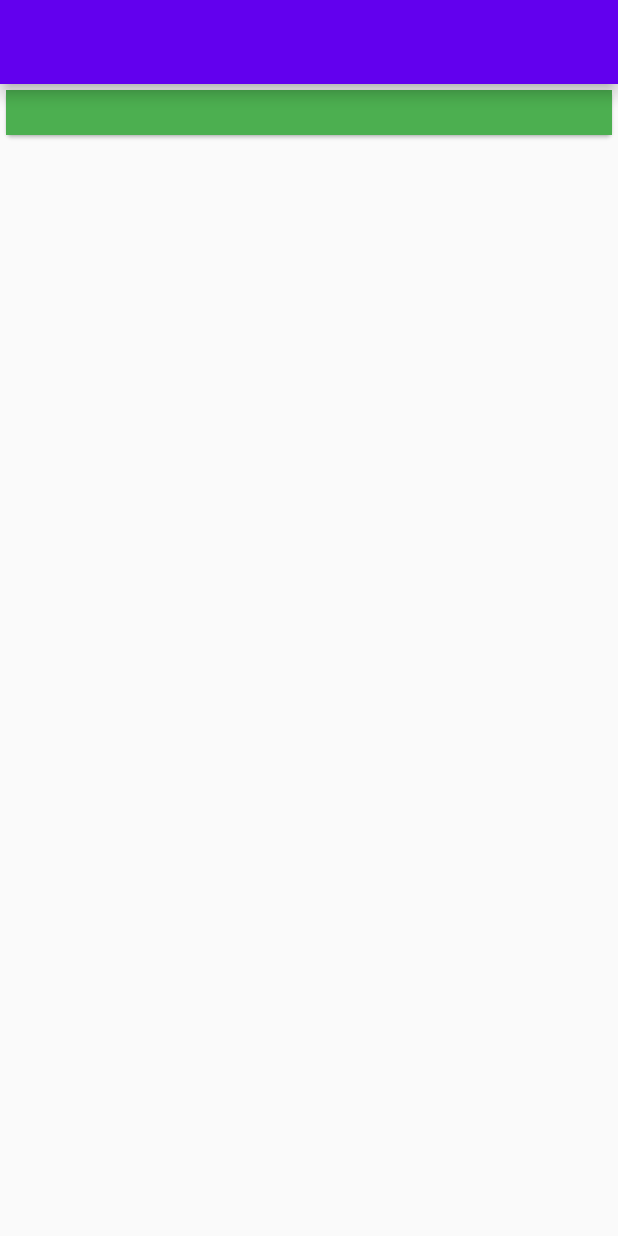
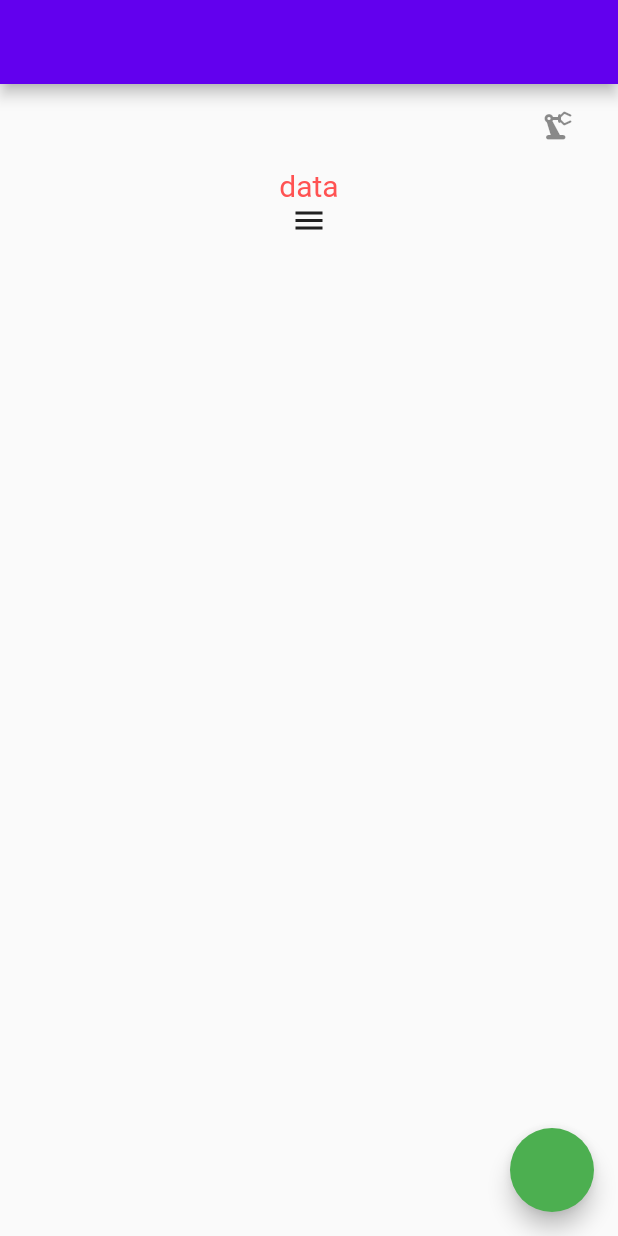
Before and after one commit to ylmzoguzhan/flutter_learn, a Flutter app: the screen it shows after launch, on a phone screen of 412 x 824 dp. Run offline on Flutter 3.47's test engine with Material 2 defaults, Android fonts, the phone set to English and light mode, and no system bars; our stand-ins replace dio, flutter_spinkit.

Commit message:
animated

```diff
--- /dev/null
+++ b/lib/202/animated_learn.dart
@@ -0,0 +1,97 @@
+import 'package:flutter/material.dart';
+
+class AnimatedLearn extends StatefulWidget {
+  AnimatedLearn({Key? key}) : super(key: key);
+
+  @override
+  State<AnimatedLearn> createState() => _AnimatedLearnState();
+}
+
+class _AnimatedLearnState extends State<AnimatedLearn>
+    with TickerProviderStateMixin {
+  late AnimationController controller;
+  bool _isVisible = false;
+  bool _isOpacity = false;
+  void changeVisible() {
+    setState(() {
+      _isVisible = !_isVisible;
+    });
+  }
+
+  void changeOpacity() {
+    setState(() {
+      _isOpacity = !_isOpacity;
+    });
+  }
+
+  @override
+  void initState() {
+    super.initState();
+    controller =
+        AnimationController(vsync: this, duration: _DurationItems.durationLow);
+  }
+
+  @override
+  Widget build(BuildContext context) {
+    return Scaffold(
+        appBar: AppBar(),
+        floatingActionButton: FloatingActionButton(onPressed: () {
+          changeVisible();
+          controller.animateTo(1);
+        }),
+        body: Column(
+          children: [
+            ListTile(
+              title: AnimatedOpacity(
+                  duration: _DurationItems.durationLow,
+                  opacity: _isOpacity ? 1 : 0,
+                  child: Text('data')),
+              trailing: IconButton(
+                  onPressed: () {
+                    changeOpacity();
+                  },
+                  icon: Icon(Icons.precision_manufacturing_rounded)),
+            ),
+            AnimatedDefaultTextStyle(
+                child: Text('data'),
+                style: (_isVisible
+                        ? context.textTheme().headline1
+                        : context.textTheme().subtitle1) ??
+                    TextStyle(),
+                duration: _DurationItems.durationLow),
+            AnimatedIcon(icon: AnimatedIcons.menu_close, progress: controller)
+          ],
+        ));
+  }
+}
+
+class _placeHolderWidget extends StatelessWidget {
+  const _placeHolderWidget({
+    Key? key,
+    required bool isVisible,
+  })  : _isVisible = isVisible,
+        super(key: key);
+
+  final bool _isVisible;
+
+  @override
+  Widget build(BuildContext context) {
+    return AnimatedCrossFade(
+      firstChild: Placeholder(),
+      secondChild: SizedBox.shrink(),
+      duration: _DurationItems.durationLow,
+      crossFadeState:
+          _isVisible ? CrossFadeState.showFirst : CrossFadeState.showSecond,
+    );
+  }
+}
+
+extension BuildContextExtension on BuildContext {
+  TextTheme textTheme() {
+    return Theme.of(this).textTheme;
+  }
+}
+
+class _DurationItems {
+  static const durationLow = Duration(seconds: 1);
+}
--- a/lib/main.dart
+++ b/lib/main.dart
@@ -1,6 +1,8 @@
 import 'package:flutter/material.dart';
+
 import 'package:flutter_full_learn/202/theme/light_theme.dart';
-import '202/widget_size_enum_learn.dart';
+
+import '202/animated_learn.dart';
 
 void main() {
   runApp(const MyApp());
@@ -21,6 +23,6 @@ class MyApp extends StatelessWidget {
         //const ProgressIndicatorThemeData(color: Colors.blue),
         //appBarTheme: const AppBarTheme(
         //centerTitle: true, color: Colors.transparent)),
-        home: WidgetSizeEnumLearn());
+        home: AnimatedLearn());
   }
 }
```
